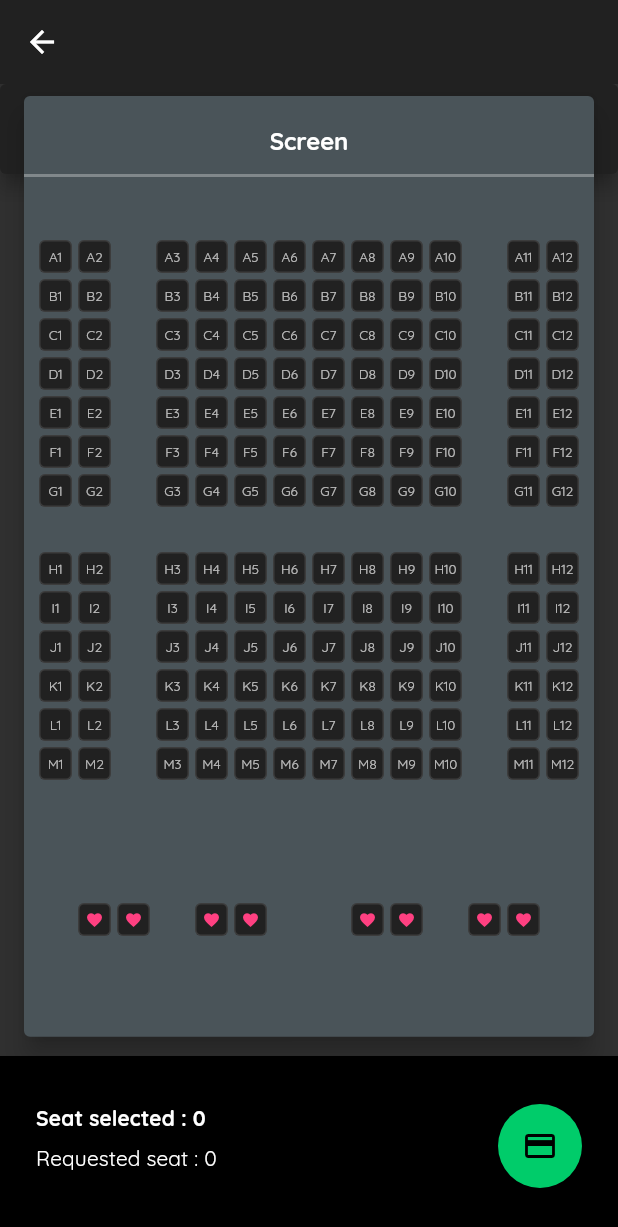
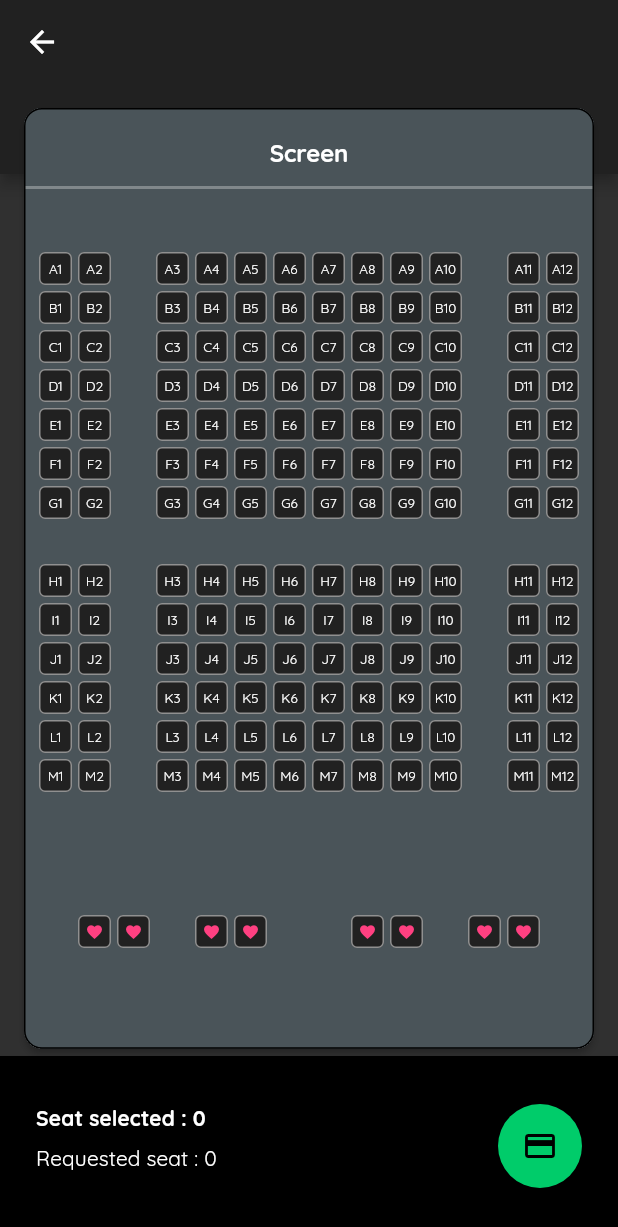
Before and after one commit to shiburagi/payment_flow_challenge, a Flutter app: the SeatSelection screen opened directly with empty values, on a phone screen of 412 x 824 dp. Shown: the top 1227 px of the screen. Run offline on Flutter 3.47's test engine with Material 2 defaults, Android fonts, the light colour scheme and no system bars; our stand-ins replace flutter_swiper, qr_flutter; missing offline and left inert: drawerbehavior, sweetalert.

Commit message:
Handle light theme for seat selection

```diff
--- a/lib/main.dart
+++ b/lib/main.dart
@@ -13,9 +13,10 @@ class MyApp extends StatelessWidget {
   // This widget is the root of your application.
   @override
   Widget build(BuildContext context) {
+    Brightness brightness = Brightness.dark;
     return MaterialApp(
       theme: ThemeData(
-          brightness: Brightness.dark,
+          brightness: brightness,
           primarySwatch: MaterialColor(
             Colors.white.hashCode,
             <int, Color>{
@@ -31,6 +32,8 @@ class MyApp extends StatelessWidget {
               900: Color(Colors.white.hashCode),
             },
           ),
+          scaffoldBackgroundColor:
+              brightness == Brightness.light ? Colors.grey.shade200 : null,
           accentColor: Color.fromARGB(255, 0, 204, 106),
           fontFamily: "Quicksand"),
       home: AppPage(),
--- a/lib/pages/seat_selection.dart
+++ b/lib/pages/seat_selection.dart
@@ -1,6 +1,7 @@
 import 'package:flutter/material.dart';
 import 'package:payment_flow_challenge/entities/booking_detail.dart';
 import 'package:payment_flow_challenge/pages/payment.dart';
+import 'package:payment_flow_challenge/utils/palette.dart';
 
 class SeatSelection extends StatefulWidget {
   SeatSelection({
@@ -93,6 +94,7 @@ class _SeatSelectionState extends State<SeatSelection> {
       scrollController = new ScrollController(
           initialScrollOffset: (width - MediaQuery.of(context).size.width) / 2);
     return Scaffold(
+//      backgroundColor: Colors.grey.shade200,
       appBar: AppBar(
         title: Text(widget.bookingDetail.cinema),
         elevation: 0,
@@ -102,7 +104,9 @@ class _SeatSelectionState extends State<SeatSelection> {
         child: Stack(
           children: <Widget>[
             Card(
-              elevation: 5,
+              shape: RoundedRectangleBorder(
+                  borderRadius: BorderRadius.all(Radius.circular(0))),
+              elevation: 4,
               color: Theme.of(context).primaryColor,
               margin: EdgeInsets.all(0),
               child: Container(
@@ -125,11 +129,17 @@ class _SeatSelectionState extends State<SeatSelection> {
               onScaleEnd: (s) {},
               child: LayoutBuilder(
                 builder: (context, constraint) => Card(
-                      color: Color.fromRGBO(74, 84, 89, 1),
-//                                    color:Colors.grey.shade800,
-                      elevation: 7,
+                      clipBehavior: Clip.hardEdge,
+                      shape: RoundedRectangleBorder(
+                          side: BorderSide(color: Colors.black, width: 1),
+                          borderRadius: BorderRadius.all(Radius.circular(12))),
+                      color: Theme.of(context).brightness == Brightness.dark
+                          ? Color.fromRGBO(74, 84, 89, 1)
+                          : Colors.white,
+                      //                                    color:Colors.grey.shade800,
+                      elevation: 2,
                       margin: EdgeInsets.only(
-                          left: 16, right: 16, top: 8, bottom: 116),
+                          left: 16, right: 16, top: 16, bottom: 116),
                       child: SingleChildScrollView(
                         scrollDirection: Axis.horizontal,
                         controller: scrollController,
@@ -151,7 +161,9 @@ class _SeatSelectionState extends State<SeatSelection> {
                                           decoration: BoxDecoration(
                                               border: Border(
                                                   bottom: BorderSide(
-                                                      color: Colors.white
+                                                      color: Palette
+                                                              .getContrastColor(
+                                                                  context)
                                                           .withOpacity(0.3),
                                                       width: 2))),
                                           child: Text(
@@ -165,7 +177,9 @@ class _SeatSelectionState extends State<SeatSelection> {
                                                             .subhead
                                                             .fontSize *
                                                         scale,
-                                                    color: Colors.white,
+                                                    color: Palette
+                                                        .getContrastColor(
+                                                            context),
                                                     fontWeight:
                                                         FontWeight.w700),
                                           ),
@@ -180,7 +194,6 @@ class _SeatSelectionState extends State<SeatSelection> {
                                               context, constraints),
                                         ),
                                       ],
-                                      mainAxisSize: MainAxisSize.min,
                                     ),
                               ),
                             ),
@@ -199,7 +212,7 @@ class _SeatSelectionState extends State<SeatSelection> {
 
   buildSeatLayout(BuildContext context, BoxConstraints constraints) {
     return Container(
-      constraints: BoxConstraints(maxHeight: currentSize * seats.length + 24),
+      height: currentSize * seats.length + 24,
       child: GridView.count(
         physics: NeverScrollableScrollPhysics(),
         crossAxisCount: seats[0].length,
@@ -222,7 +235,10 @@ class _SeatSelectionState extends State<SeatSelection> {
                           ? Theme.of(context).accentColor
                           : Theme.of(context).primaryColor,
                       borderRadius: BorderRadius.all(Radius.circular(4)),
-                      border: Border.all(color: Colors.white12))
+                      border: Border.all(
+                        color: Palette.getContrastColor(context).withOpacity(0.5),
+                      ),
+                    )
                   : null,
               child: type == 2
                   ? Icon(
@@ -235,7 +251,7 @@ class _SeatSelectionState extends State<SeatSelection> {
                           label,
                           style: Theme.of(context).textTheme.caption.copyWith(
                                 fontSize: 9 * scale,
-//                              color: isSelected ? null : Colors.white,
+                              color: !isSelected ? Palette.getContrastColor(context) : Colors.black,
                               ),
                         )
                       : null,
--- a/lib/utils/palette.dart
+++ b/lib/utils/palette.dart
@@ -1,17 +1,17 @@
 import 'package:flutter/material.dart';
 
 class Palette {
-  static getBackgroundColor(BuildContext context) {
+  static Color getBackgroundColor(BuildContext context) {
     return Theme.of(context).brightness == Brightness.dark
         ? Colors.black
         : Colors.white;
   }
 
-  static getDividerColor(BuildContext context) {
+  static Color getDividerColor(BuildContext context) {
     return Theme.of(context).disabledColor;
   }
 
-  static getContrastColor(BuildContext context) {
+  static Color getContrastColor(BuildContext context) {
     return Theme.of(context).brightness == Brightness.dark
         ? Colors.white
         : Colors.grey.shade700;
--- a/lib/view/movie_list.dart
+++ b/lib/view/movie_list.dart
@@ -1,6 +1,7 @@
 import 'package:flutter/material.dart';
 import 'package:payment_flow_challenge/pages/booking.dart';
 import 'package:payment_flow_challenge/utils/clip_shadow_path.dart';
+import 'package:payment_flow_challenge/utils/custom_clipper.dart';
 import 'package:payment_flow_challenge/entities/movie.dart';
 
 class MovieList extends StatelessWidget {
@@ -121,7 +122,7 @@ class MovieList extends StatelessWidget {
       child: Row(
         children: <Widget>[
           ClipShadowPath(
-              shadow: Shadow(), clipper: LeftClipRectClipper(), child: widget),
+              shadow: Shadow(color: Colors.black54), clipper: LeftClipRectClipper(), child: widget),
           Container(
             padding: EdgeInsets.all(12),
             child: Text(
```
Also changed, not shown: lib/utils/clip_shadow_path.dart (+0 -83 lines), lib/utils/custom_clipper.dart (added, +100 -0 lines), lib/view/history.dart (+10 -4 lines).
